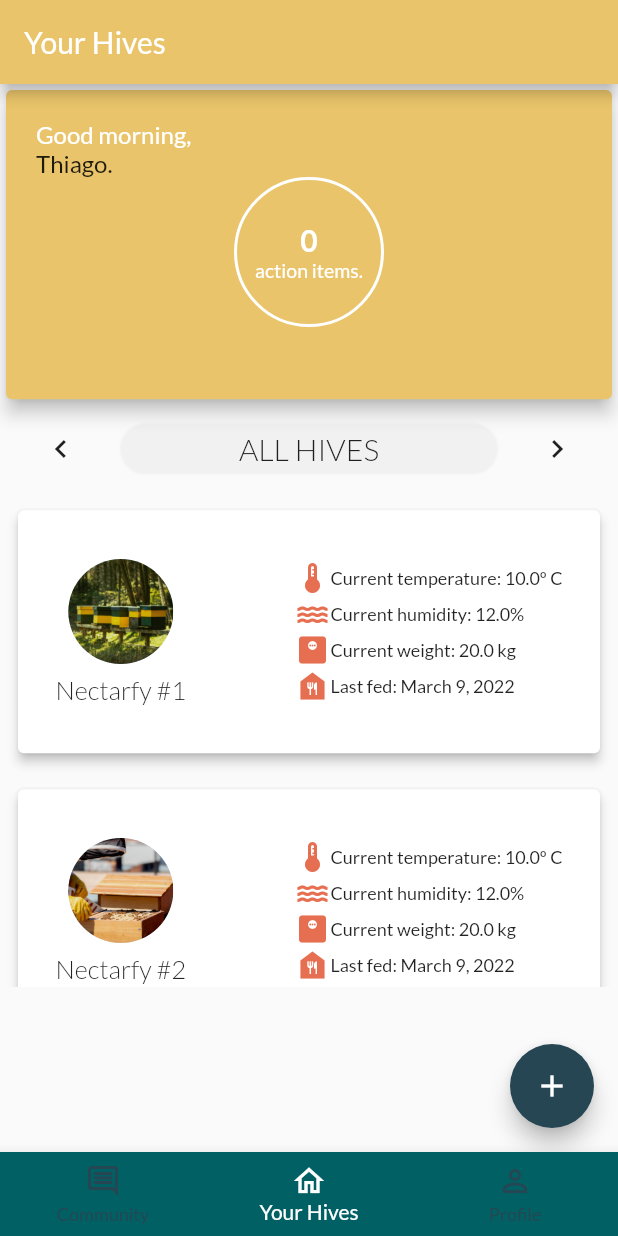
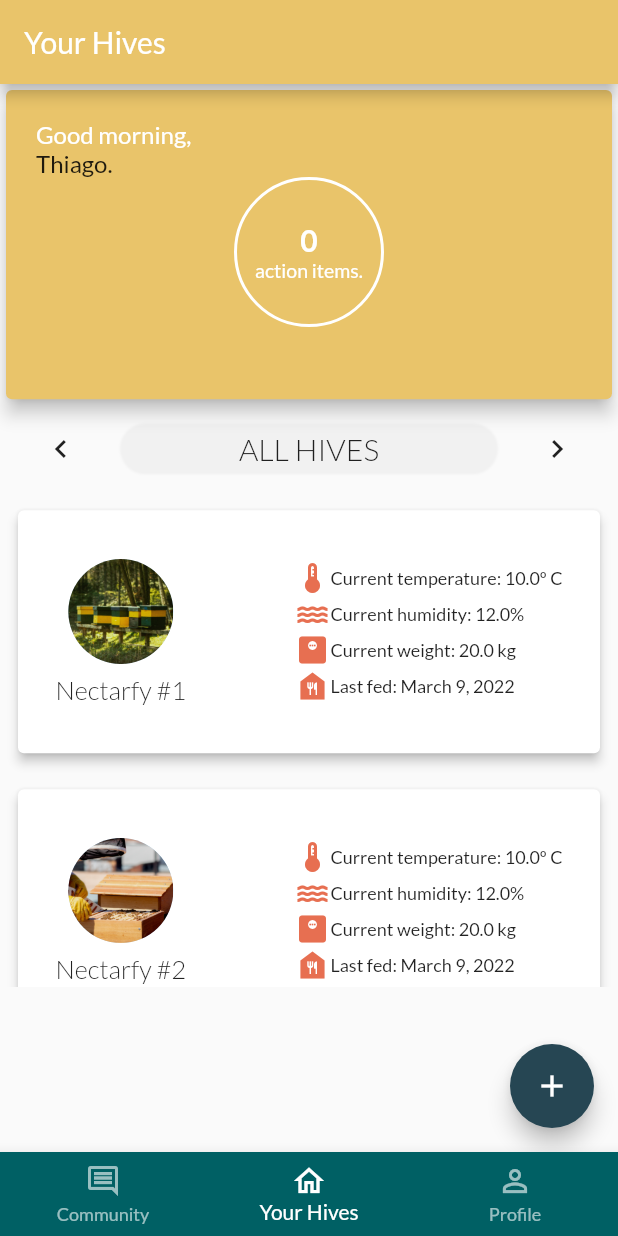
Before and after one commit to leowei31/nectarfy-app, a Flutter app: the screen it shows after launch, on a phone screen of 412 x 824 dp. Run offline on Flutter 3.47's test engine with Material 2 defaults, Android fonts, the phone set to English and light mode, and no system bars.

Commit message:
initial UI improvements

```diff
--- a/app/lib/views/menu_bar.dart
+++ b/app/lib/views/menu_bar.dart
@@ -41,7 +41,7 @@ class _MenuBarState extends State<MenuBar> {
       bottomNavigationBar: BottomNavigationBar(
         onTap: _selectPage,
         backgroundColor: Colors.cyan[900],
-        unselectedItemColor: Theme.of(context).accentColor,
+        unselectedItemColor: Colors.white.withOpacity(0.6),
         selectedItemColor: Colors.white,
         currentIndex: _selectedPageIndex,
         // type: BottomNavigationBarType.shifting,
--- a/app/lib/widgets/hive_module/hive_list/hive_list.dart
+++ b/app/lib/widgets/hive_module/hive_list/hive_list.dart
@@ -24,7 +24,10 @@ class HiveList extends StatelessWidget {
         (allHives && listOfHives.isEmpty) || (!allHives && actionList.isEmpty)
             ? Column(
                 children: <Widget>[
-                  Image.asset('assets/images/no_hive.png'),
+                  Padding(
+                    padding: const EdgeInsets.only(top: 25, bottom: 35),
+                    child: Image.asset('assets/images/no_hive.png', height: 200,),
+                  ),
                   const Text('No hives to display!'),
                 ],
               )
```
Also changed, not shown: app/assets/images/no_hive.png.
